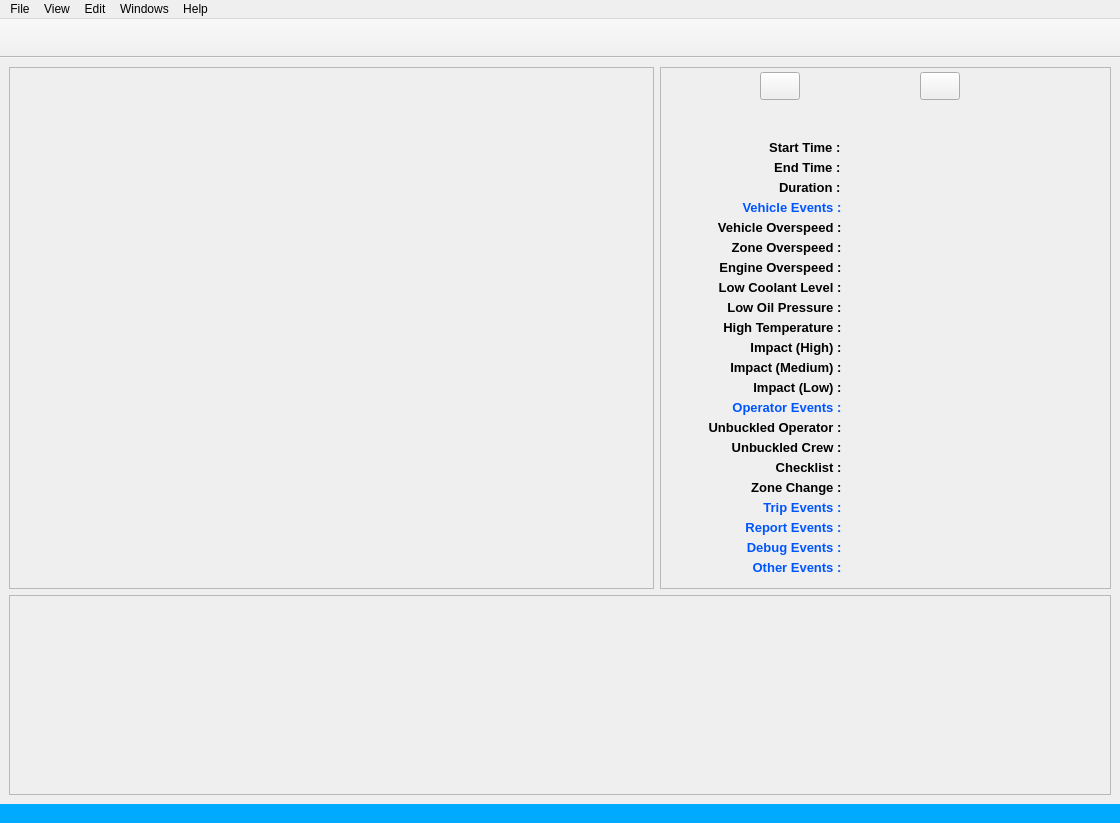
Qt form etscrape.ui (mikecv/etscrape) before a commit.
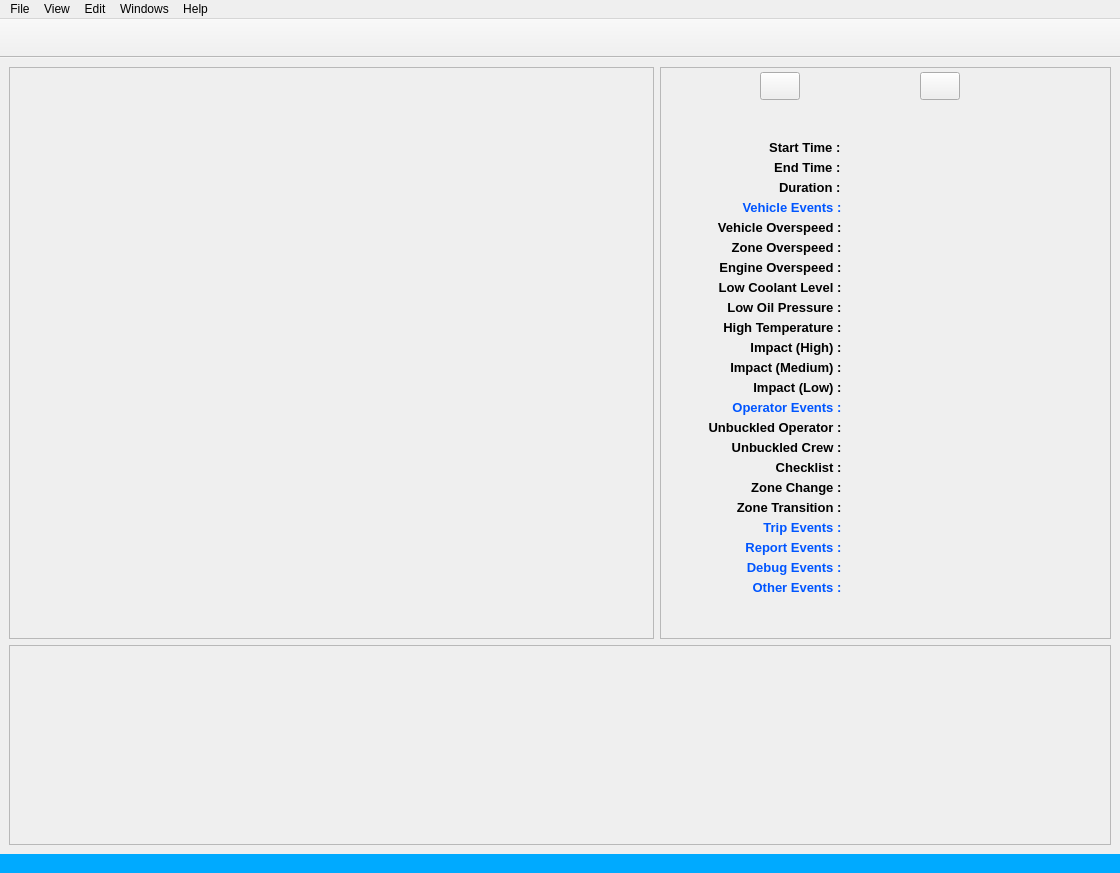
The same form after that commit.

Commit message:
Trip data changes.
Support for zone transitions.

Patch:
```diff
--- a/etscrape.ui
+++ b/etscrape.ui
@@ -7,7 +7,7 @@
     <x>0</x>
     <y>0</y>
     <width>1120</width>
-    <height>823</height>
+    <height>873</height>
    </rect>
   </property>
   <property name="windowTitle">
@@ -26,40 +26,10 @@
    <property name="minimumSize">
     <size>
      <width>1120</width>
-     <height>740</height>
+     <height>790</height>
     </size>
    </property>
    <layout class="QGridLayout" name="gridLayout">
-    <item row="0" column="0" rowspan="2">
-     <widget class="QFrame" name="TripDataframe">
-      <property name="minimumSize">
-       <size>
-        <width>645</width>
-        <height>500</height>
-       </size>
-      </property>
-      <property name="maximumSize">
-       <size>
-        <width>16777215</width>
-        <height>16777215</height>
-       </size>
-      </property>
-      <property name="acceptDrops">
-       <bool>false</bool>
-      </property>
-      <property name="frameShape">
-       <enum>QFrame::StyledPanel</enum>
-      </property>
-      <property name="frameShadow">
-       <enum>QFrame::Raised</enum>
-      </property>
-      <layout class="QGridLayout" name="gridLayout_2">
-       <item row="0" column="0">
-        <layout class="QVBoxLayout" name="verticalLayout"/>
-       </item>
-      </layout>
-     </widget>
-    </item>
     <item row="2" column="0" colspan="2">
      <widget class="QFrame" name="Chartframe">
       <property name="sizePolicy">
@@ -127,7 +97,7 @@
       </layout>
      </widget>
     </item>
-    <item row="0" column="1" rowspan="2">
+    <item row="0" column="1">
      <widget class="QFrame" name="TripSummaryframe">
       <property name="sizePolicy">
        <sizepolicy hsizetype="Preferred" vsizetype="Preferred">
@@ -138,7 +108,7 @@
       <property name="minimumSize">
        <size>
         <width>410</width>
-        <height>500</height>
+        <height>550</height>
        </size>
       </property>
       <property name="maximumSize">
@@ -1096,7 +1066,7 @@
        <property name="geometry">
         <rect>
          <x>190</x>
-         <y>490</y>
+         <y>510</y>
          <width>150</width>
          <height>20</height>
         </rect>
@@ -1122,7 +1092,7 @@
        <property name="geometry">
         <rect>
          <x>4</x>
-         <y>490</y>
+         <y>510</y>
          <width>181</width>
          <height>20</height>
         </rect>
@@ -1210,7 +1180,7 @@
        <property name="geometry">
         <rect>
          <x>190</x>
-         <y>430</y>
+         <y>450</y>
          <width>150</width>
          <height>20</height>
         </rect>
@@ -1236,7 +1206,7 @@
        <property name="geometry">
         <rect>
          <x>4</x>
-         <y>430</y>
+         <y>450</y>
          <width>181</width>
          <height>20</height>
         </rect>
@@ -1268,7 +1238,7 @@
        <property name="geometry">
         <rect>
          <x>4</x>
-         <y>450</y>
+         <y>470</y>
          <width>181</width>
          <height>20</height>
         </rect>
@@ -1300,7 +1270,7 @@
        <property name="geometry">
         <rect>
          <x>190</x>
-         <y>450</y>
+         <y>470</y>
          <width>150</width>
          <height>20</height>
         </rect>
@@ -1402,7 +1372,7 @@
        <property name="geometry">
         <rect>
          <x>190</x>
-         <y>470</y>
+         <y>490</y>
          <width>150</width>
          <height>20</height>
         </rect>
@@ -1428,7 +1398,7 @@
        <property name="geometry">
         <rect>
          <x>4</x>
-         <y>470</y>
+         <y>490</y>
          <width>181</width>
          <height>20</height>
         </rect>
@@ -1457,6 +1427,91 @@
         <set>Qt::AlignRight|Qt::AlignTrailing|Qt::AlignVCenter</set>
        </property>
       </widget>
+      <widget class="QLabel" name="ZoneTransitionLbl">
+       <property name="geometry">
+        <rect>
+         <x>190</x>
+         <y>430</y>
+         <width>150</width>
+         <height>20</height>
+        </rect>
+       </property>
+       <property name="minimumSize">
+        <size>
+         <width>150</width>
+         <height>0</height>
+        </size>
+       </property>
+       <property name="font">
+        <font>
+         <pointsize>10</pointsize>
+         <weight>50</weight>
+         <bold>false</bold>
+        </font>
+       </property>
+       <property name="text">
+        <string/>
+       </property>
+      </widget>
+      <widget class="QLabel" name="label_22">
+       <property name="geometry">
+        <rect>
+         <x>4</x>
+         <y>430</y>
+         <width>181</width>
+         <height>20</height>
+        </rect>
+       </property>
+       <property name="minimumSize">
+        <size>
+         <width>0</width>
+         <height>0</height>
+        </size>
+       </property>
+       <property name="font">
+        <font>
+         <pointsize>10</pointsize>
+         <weight>75</weight>
+         <bold>true</bold>
+        </font>
+       </property>
+       <property name="text">
+        <string>Zone Transition : </string>
+       </property>
+       <property name="alignment">
+        <set>Qt::AlignRight|Qt::AlignTrailing|Qt::AlignVCenter</set>
+       </property>
+      </widget>
+     </widget>
+    </item>
+    <item row="0" column="0">
+     <widget class="QFrame" name="TripDataframe">
+      <property name="minimumSize">
+       <size>
+        <width>645</width>
+        <height>550</height>
+       </size>
+      </property>
+      <property name="maximumSize">
+       <size>
+        <width>16777215</width>
+        <height>16777215</height>
+       </size>
+      </property>
+      <property name="acceptDrops">
+       <bool>false</bool>
+      </property>
+      <property name="frameShape">
+       <enum>QFrame::StyledPanel</enum>
+      </property>
+      <property name="frameShadow">
+       <enum>QFrame::Raised</enum>
+      </property>
+      <layout class="QGridLayout" name="gridLayout_2">
+       <item row="0" column="0">
+        <layout class="QVBoxLayout" name="verticalLayout"/>
+       </item>
+      </layout>
      </widget>
     </item>
    </layout>
```
